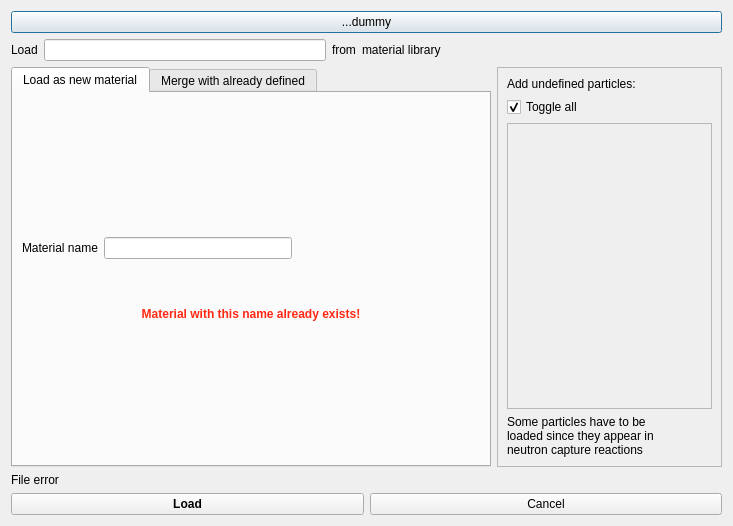
Above: src/gui/DAWindowTools/amaterialloaderdialog.ui from andrmor/ANTS2 before the change. Below: the same form after it.
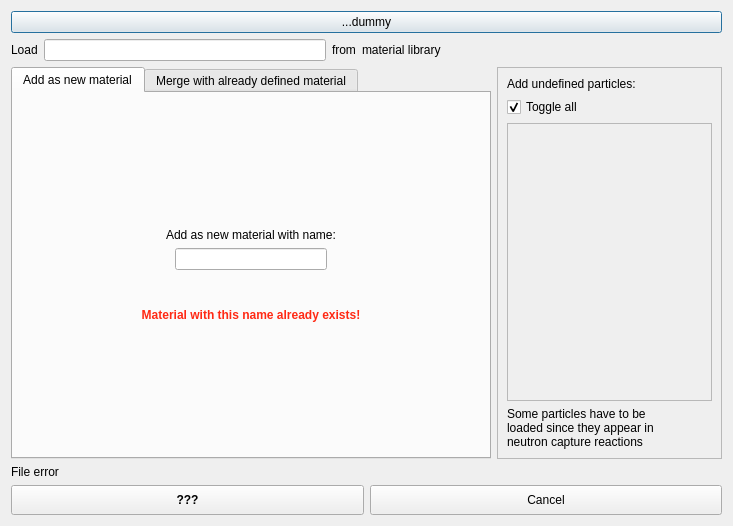
That is the form after the change.

```diff
--- a/src/gui/DAWindowTools/amaterialloaderdialog.ui
+++ b/src/gui/DAWindowTools/amaterialloaderdialog.ui
@@ -81,7 +81,7 @@
        </property>
        <widget class="QWidget" name="tab">
         <attribute name="title">
-         <string>Load as new material</string>
+         <string>Add as new material</string>
         </attribute>
         <layout class="QVBoxLayout" name="verticalLayout">
          <item>
@@ -97,14 +97,30 @@
            </property>
           </spacer>
          </item>
+         <item>
+          <widget class="QLabel" name="label_3">
+           <property name="text">
+            <string>Add as new material with name:</string>
+           </property>
+           <property name="alignment">
+            <set>Qt::AlignCenter</set>
+           </property>
+          </widget>
+         </item>
          <item>
           <layout class="QHBoxLayout" name="horizontalLayout_2">
            <item>
-            <widget class="QLabel" name="label_3">
-             <property name="text">
-              <string>Material name</string>
+            <spacer name="horizontalSpacer_3">
+             <property name="orientation">
+              <enum>Qt::Horizontal</enum>
              </property>
-            </widget>
+             <property name="sizeHint" stdset="0">
+              <size>
+               <width>40</width>
+               <height>20</height>
+              </size>
+             </property>
+            </spacer>
            </item>
            <item>
             <widget class="QLineEdit" name="leName"/>
@@ -170,7 +186,7 @@
        </widget>
        <widget class="QWidget" name="tabMerge">
         <attribute name="title">
-         <string>Merge with already defined</string>
+         <string>Merge with already defined material</string>
         </attribute>
         <layout class="QVBoxLayout" name="verticalLayout_4">
          <item>
@@ -271,7 +287,7 @@
              <x>0</x>
              <y>0</y>
              <width>203</width>
-             <height>250</height>
+             <height>247</height>
             </rect>
            </property>
           </widget>
@@ -302,6 +318,12 @@
     <layout class="QHBoxLayout" name="horizontalLayout_3">
      <item>
       <widget class="QPushButton" name="pbLoad">
+       <property name="minimumSize">
+        <size>
+         <width>0</width>
+         <height>30</height>
+        </size>
+       </property>
        <property name="font">
         <font>
          <weight>75</weight>
@@ -309,12 +331,18 @@
         </font>
        </property>
        <property name="text">
-        <string>Load</string>
+        <string>???</string>
        </property>
       </widget>
      </item>
      <item>
       <widget class="QPushButton" name="pbCancel">
+       <property name="minimumSize">
+        <size>
+         <width>0</width>
+         <height>30</height>
+        </size>
+       </property>
        <property name="text">
         <string>Cancel</string>
        </property>
```
